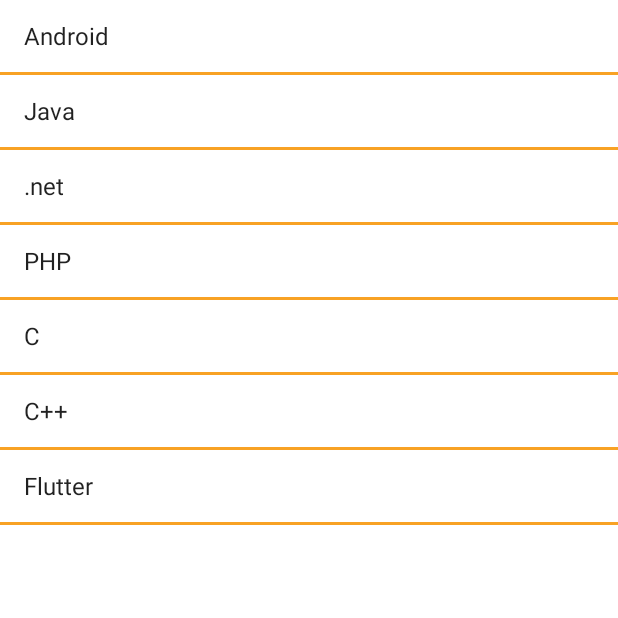
After one commit to AR1610/Aarti_AndroidTraining, an Android app: the SimpleListviewActivity screen opened directly, with no data from a screen before it, on a phone screen of 412 x 824 dp, the top half of it. The commit adds this screen. Run offline under Robolectric (Android 15) with nearby library versions, the phone set to English and light mode, and no system bars.

```diff
--- a/app/src/main/AndroidManifest.xml
+++ b/app/src/main/AndroidManifest.xml
@@ -14,6 +14,12 @@
         android:roundIcon="@mipmap/ic_launcher_round"
         android:supportsRtl="true"
         android:theme="@style/Theme.MyAppgen7to8">
+        <activity
+            android:name=".SimpleGidviewActivity"
+            android:exported="true" />
+        <activity
+            android:name=".SimpleListviewActivity"
+            android:exported="true" />
         <activity
             android:name=".SpinnerActivity"
             android:exported="true" />
--- /dev/null
+++ b/app/src/main/java/com/myappgen7to8/SimpleListviewActivity.java
@@ -0,0 +1,42 @@
+package com.myappgen7to8;
+
+import androidx.appcompat.app.AppCompatActivity;
+
+import android.os.Bundle;
+import android.view.View;
+import android.widget.AdapterView;
+import android.widget.ArrayAdapter;
+import android.widget.ListView;
+import android.widget.Toast;
+
+public class SimpleListviewActivity extends AppCompatActivity {
+    ListView listView;
+    String strLang[] = {"Android","Java",".net","PHP","C","C++","Flutter"};
+
+    @Override
+    protected void onCreate(Bundle savedInstanceState) {
+        super.onCreate(savedInstanceState);
+        setContentView(R.layout.activity_simple_listview);
+        listView = findViewById(R.id.list_view);
+
+        ArrayAdapter<String> arrayAdapter = new ArrayAdapter<String>(this,
+                android.R.layout.simple_list_item_1,strLang);
+
+     /*   ArrayAdapter<String> arrayAdapter = new ArrayAdapter<String>(this,
+                R.layout.raw_list,R.id.tv_data,strLang);*/
+        listView.setAdapter(arrayAdapter);
+        listView.setOnItemClickListener(new AdapterView.OnItemClickListener() {
+            @Override
+            public void onItemClick(AdapterView<?> parent, View view, int position, long id) {
+
+                String strData = parent.getItemAtPosition(position).toString();
+                Toast.makeText(SimpleListviewActivity.this, ""+strData,
+                        Toast.LENGTH_SHORT).show();
+            }
+        });
+
+
+
+
+    }
+}
--- a/app/src/main/java/com/myappgen7to8/SplashActivity.java
+++ b/app/src/main/java/com/myappgen7to8/SplashActivity.java
@@ -23,7 +23,7 @@ public class SplashActivity extends AppCompatActivity {
             @Override
             public void run() {
 
-                Intent i = new Intent(SplashActivity.this,SpinnerActivity.class);
+                Intent i = new Intent(SplashActivity.this,SimpleGidviewActivity.class);
                 startActivity(i);
                 finish();
             }
--- /dev/null
+++ b/app/src/main/res/layout/activity_simple_listview.xml
@@ -0,0 +1,17 @@
+<?xml version="1.0" encoding="utf-8"?>
+<LinearLayout xmlns:android="http://schemas.android.com/apk/res/android"
+    xmlns:app="http://schemas.android.com/apk/res-auto"
+    xmlns:tools="http://schemas.android.com/tools"
+    android:layout_width="match_parent"
+    android:layout_height="match_parent"
+    tools:context=".SimpleListviewActivity"
+    android:orientation="vertical">
+
+    <ListView
+        android:layout_width="match_parent"
+        android:layout_height="match_parent"
+        android:id="@+id/list_view"
+        android:divider="@color/purple_700"
+        android:dividerHeight="2dp"/>
+
+</LinearLayout>
```
Also changed, not shown: app/src/main/java/com/myappgen7to8/SimpleGidviewActivity.java (added, +25 -0 lines), app/src/main/java/com/myappgen7to8/SpinnerActivity.java (+11 -0 lines), app/src/main/res/layout/activity_simple_gidview.xml (added, +19 -0 lines), app/src/main/res/layout/raw_list.xml (added, +19 -0 lines).
